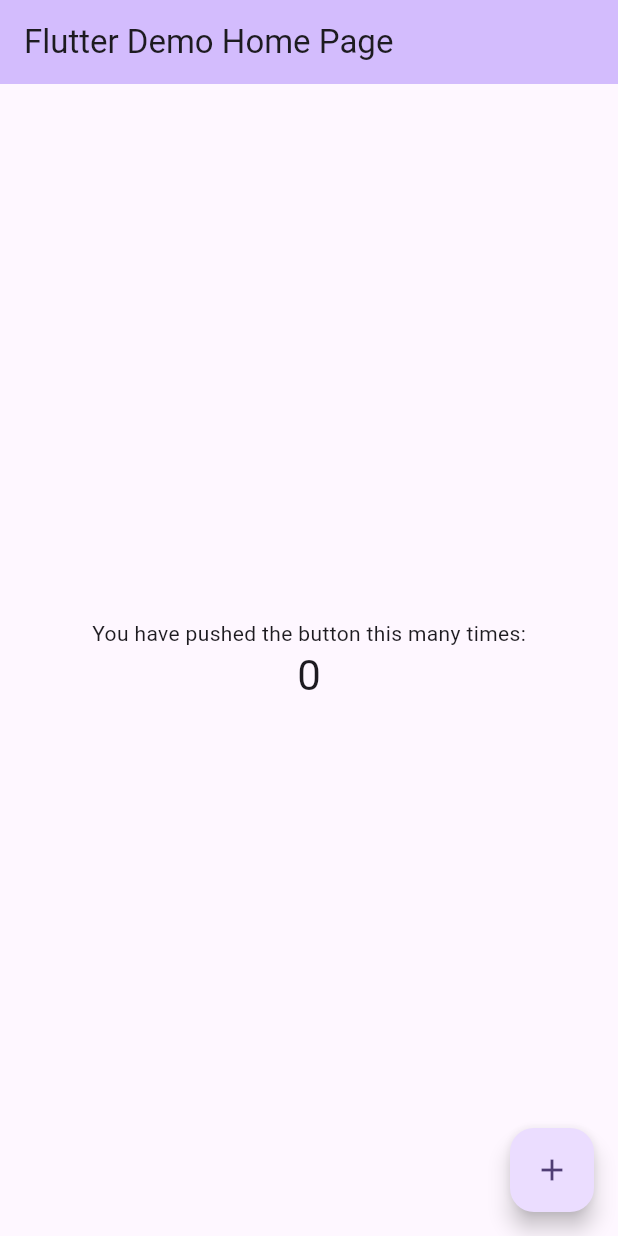
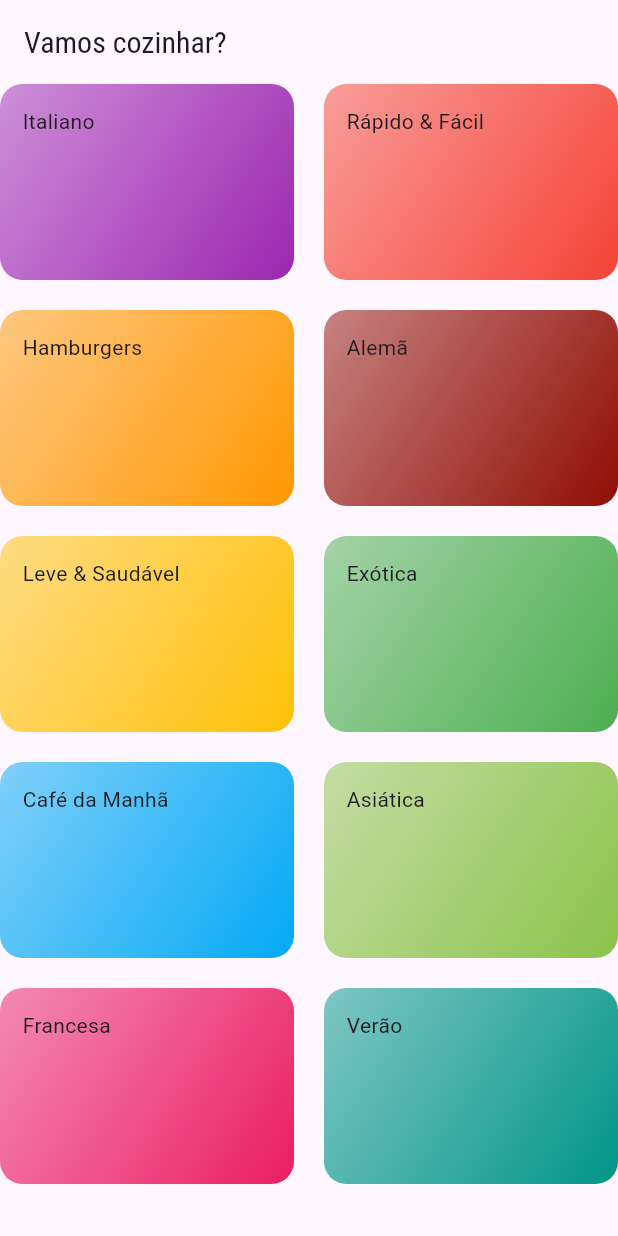
Before and after one commit to johnMFC/projeto_flutter, a Flutter app: the screen it shows after launch, on a phone screen of 412 x 824 dp. Run offline on Flutter 3.47's test engine with Material 3 defaults, Android fonts, the phone set to English and light mode, and no system bars.

Commit message:
add_page_category

```diff
--- /dev/null
+++ b/app_meals/lib/Screns/categores_screns.dart
@@ -0,0 +1,27 @@
+import 'package:flutter/material.dart';
+import '../compoents/category_item.dart';
+import '../data/dummy_data.dart';
+
+class CategoriesScrens extends StatelessWidget {
+  const CategoriesScrens({super.key});
+
+  @override
+  Widget build(BuildContext context) {
+    return Scaffold(
+      appBar: AppBar(
+      title: Text('Vamos cozinhar?'),
+      ),
+      body: GridView(
+        gridDelegate: SliverGridDelegateWithMaxCrossAxisExtent(
+          maxCrossAxisExtent: 200,
+          childAspectRatio: 3 / 2,
+          crossAxisSpacing: 20,
+          mainAxisSpacing: 20,
+          ),
+          children: DUMMY_CATEGORIES.map((cat){
+          return CategoryItem(cat);
+          }).toList(),
+      ),
+    );
+  }
+}
--- /dev/null
+++ b/app_meals/lib/compoents/category_item.dart
@@ -0,0 +1,29 @@
+import 'package:flutter/material.dart';
+import '../models/category.dart';
+
+class CategoryItem extends StatelessWidget {
+
+
+ final Category category;
+
+  CategoryItem(this.category);
+
+  @override
+  Widget build(BuildContext context) {
+    return Container(
+      padding: const EdgeInsets.all(15),
+      child:Text(category.title) ,
+      decoration: BoxDecoration(
+        borderRadius:BorderRadius.circular(15),
+        gradient: LinearGradient(
+          colors: [
+            category.color.withOpacity(0.5),
+            category.color,
+          ],
+          begin: Alignment.topLeft,
+          end: Alignment.bottomRight,
+        )
+      ),
+    );
+  }
+}
--- /dev/null
+++ b/app_meals/lib/data/dummy_data.dart
@@ -0,0 +1,56 @@
+import 'package:flutter/material.dart';
+
+import '../models/category.dart';
+
+const DUMMY_CATEGORIES = const [
+ const Category(
+    id: 'c1',
+    title: 'Italiano',
+    color: Colors.purple,
+  ),
+ const Category(
+    id: 'c2',
+    title: 'Rápido & Fácil',
+    color: Colors.red,
+  ),
+ const Category(
+    id: 'c3',
+    title: 'Hamburgers',
+    color: Colors.orange,
+  ),
+ const Category(
+    id: 'c4',
+    title: 'Alemã',
+    color: Color.fromARGB(255, 143, 14, 4),
+  ),
+ const Category(
+    id: 'c5',
+    title: 'Leve & Saudável',
+    color: Colors.amber,
+  ),
+ const Category(
+    id: 'c6',
+    title: 'Exótica',
+    color: Colors.green,
+  ),
+ const Category(
+    id: 'c7',
+    title: 'Café da Manhã',
+    color: Colors.lightBlue,
+  ),
+ const Category(
+    id: 'c8',
+    title: 'Asiática',
+    color: Colors.lightGreen,
+  ),
+ const Category(
+    id: 'c9',
+    title: 'Francesa',
+    color: Colors.pink,
+  ),
+ const Category(
+    id: 'c10',
+    title: 'Verão',
+    color: Colors.teal,
+  ),
+];
--- a/app_meals/lib/main.dart
+++ b/app_meals/lib/main.dart
@@ -1,125 +1,27 @@
 import 'package:flutter/material.dart';
+import 'Screns/categores_screns.dart';
 
-void main() {
-  runApp(const MyApp());
-}
+void main() => runApp(MyApp());
 
 class MyApp extends StatelessWidget {
-  const MyApp({super.key});
+  @override
+Widget build(BuildContext context) {
+    return MaterialApp(
+      title: 'Vamos cozinhar?',
+      theme: ThemeData(
+        primarySwatch : Colors.red,
+        accentColor:Colors.amber,
+        fontFamily: 'Raleway',
+        textTheme:ThemeData.light().textTheme.copyWith(
+          headline6: TextStyle(
+            fontSize: 20,
+            fontFamily:'RobotoCondensed',
+          )
+        )
 
-  // This widget is the root of your application.
-  @override
-  Widget build(BuildContext context) {
-    return MaterialApp(
-      title: 'Flutter Demo',
-      theme: ThemeData(
-        // This is the theme of your application.
-        //
-        // TRY THIS: Try running your application with "flutter run". You'll see
-        // the application has a blue toolbar. Then, without quitting the app,
-        // try changing the seedColor in the colorScheme below to Colors.green
-        // and then invoke "hot reload" (save your changes or press the "hot
-        // reload" button in a Flutter-supported IDE, or press "r" if you used
-        // the command line to start the app).
-        //
-        // Notice that the counter didn't reset back to zero; the application
-        // state is not lost during the reload. To reset the state, use hot
-        // restart instead.
-        //
-        // This works for code too, not just values: Most code changes can be
-        // tested with just a hot reload.
-        colorScheme: ColorScheme.fromSeed(seedColor: Colors.deepPurple),
-        useMaterial3: true,
+
       ),
-      home: const MyHomePage(title: 'Flutter Demo Home Page'),
+      home: CategoriesScrens(),
     );
   }
 }
-
-class MyHomePage extends StatefulWidget {
-  const MyHomePage({super.key, required this.title});
-
-  // This widget is the home page of your application. It is stateful, meaning
-  // that it has a State object (defined below) that contains fields that affect
-  // how it looks.
-
-  // This class is the configuration for the state. It holds the values (in this
-  // case the title) provided by the parent (in this case the App widget) and
-  // used by the build method of the State. Fields in a Widget subclass are
-  // always marked "final".
-
-  final String title;
-
-  @override
-  State<MyHomePage> createState() => _MyHomePageState();
-}
-
-class _MyHomePageState extends State<MyHomePage> {
-  int _counter = 0;
-
-  void _incrementCounter() {
-    setState(() {
-      // This call to setState tells the Flutter framework that something has
-      // changed in this State, which causes it to rerun the build method below
-      // so that the display can reflect the updated values. If we changed
-      // _counter without calling setState(), then the build method would not be
-      // called again, and so nothing would appear to happen.
-      _counter++;
-    });
-  }
-
-  @override
-  Widget build(BuildContext context) {
-    // This method is rerun every time setState is called, for instance as done
-    // by the _incrementCounter method above.
-    //
-    // The Flutter framework has been optimized to make rerunning build methods
-    // fast, so that you can just rebuild anything that needs updating rather
-    // than having to individually change instances of widgets.
-    return Scaffold(
-      appBar: AppBar(
-        // TRY THIS: Try changing the color here to a specific color (to
-        // Colors.amber, perhaps?) and trigger a hot reload to see the AppBar
-        // change color while the other colors stay the same.
-        backgroundColor: Theme.of(context).colorScheme.inversePrimary,
-        // Here we take the value from the MyHomePage object that was created by
-        // the App.build method, and use it to set our appbar title.
-        title: Text(widget.title),
-      ),
-      body: Center(
-        // Center is a layout widget. It takes a single child and positions it
-        // in the middle of the parent.
-        child: Column(
-          // Column is also a layout widget. It takes a list of children and
-          // arranges them vertically. By default, it sizes itself to fit its
-          // children horizontally, and tries to be as tall as its parent.
-          //
-          // Column has various properties to control how it sizes itself and
-          // how it positions its children. Here we use mainAxisAlignment to
-          // center the children vertically; the main axis here is the vertical
-          // axis because Columns are vertical (the cross axis would be
-          // horizontal).
-          //
-          // TRY THIS: Invoke "debug painting" (choose the "Toggle Debug Paint"
-          // action in the IDE, or press "p" in the console), to see the
-          // wireframe for each widget.
-          mainAxisAlignment: MainAxisAlignment.center,
-          children: <Widget>[
-            const Text(
-              'You have pushed the button this many times:',
-            ),
-            Text(
-              '$_counter',
-              style: Theme.of(context).textTheme.headlineMedium,
-            ),
-          ],
-        ),
-      ),
-      floatingActionButton: FloatingActionButton(
-        onPressed: _incrementCounter,
-        tooltip: 'Increment',
-        child: const Icon(Icons.add),
-      ), // This trailing comma makes auto-formatting nicer for build methods.
-    );
-  }
-}
--- /dev/null
+++ b/app_meals/lib/models/category.dart
@@ -0,0 +1,13 @@
+import 'package:flutter/material.dart';
+
+class Category {
+  final String id;
+  final String title;
+  final Color color;
+
+const Category ({
+  required this.id,
+  required this.title,
+  this.color = Colors.orange,
+});
+}
```
Also changed, not shown: app_meals/pubspec.yaml (+21 -13 lines), app_meals/assets/fonts/Raleway-Black.ttf (added), app_meals/assets/fonts/Raleway-Bold.ttf (added), app_meals/assets/fonts/Raleway-Regular.ttf (added), app_meals/assets/fonts/RobotoCondensed-Bold.ttf (added), app_meals/assets/fonts/RobotoCondensed-Italic.ttf (added), app_meals/assets/fonts/RobotoCondensed-Light.ttf (added), app_meals/assets/fonts/RobotoCondensed-Regular.ttf (added), app_meals/pubspec.lock, 2 other files.
